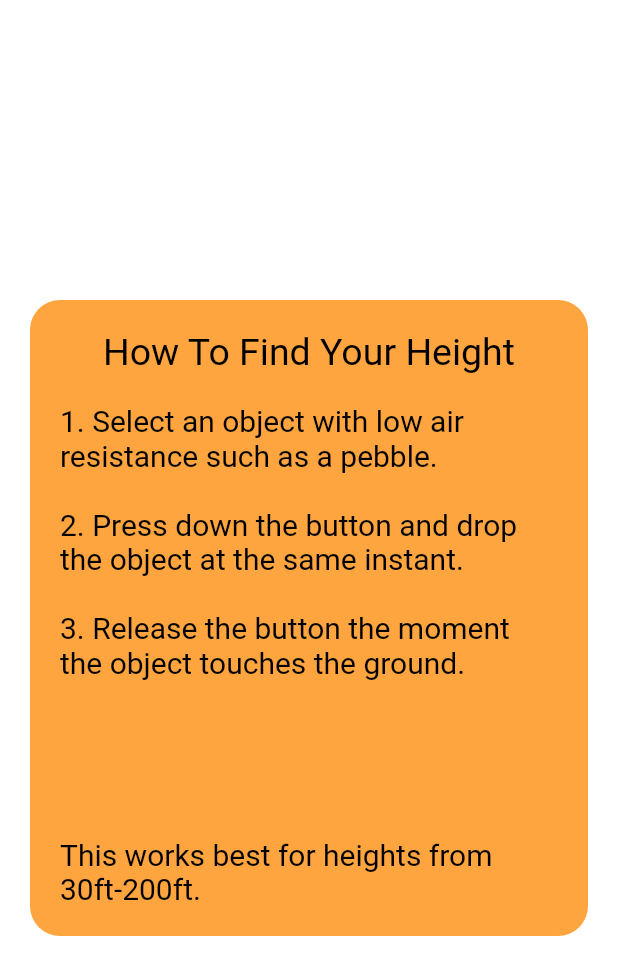
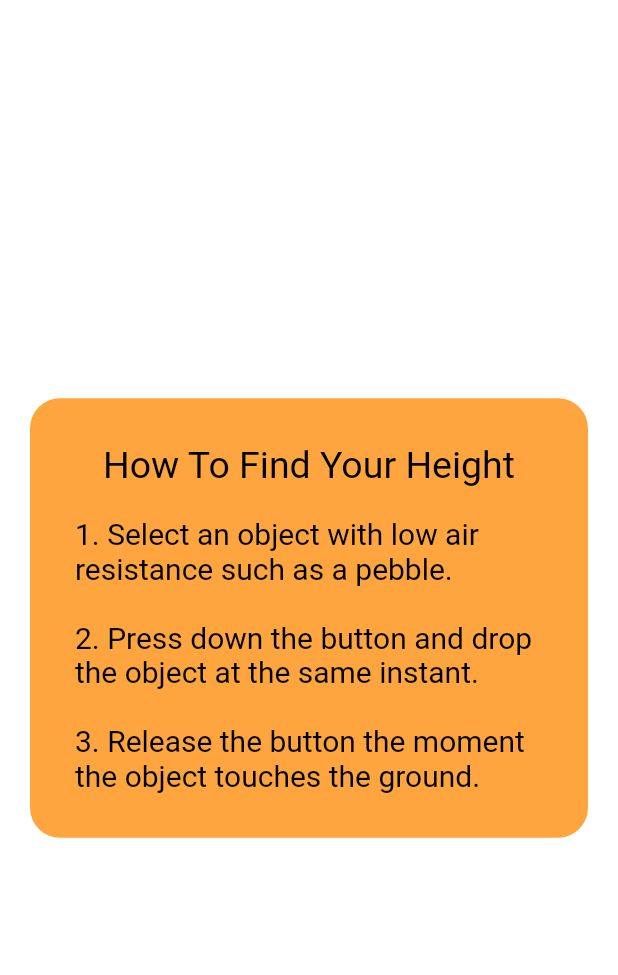
Before and after one commit to JaredTeter/height_finder, a Flutter app: the Instructions screen opened by its route, on a phone screen of 412 x 824 dp. Shown: the top 975 px of the screen. Run offline on Flutter 3.47's test engine with Material 2 defaults, Android fonts, the light colour scheme and no system bars.

Commit message:
fixed overflow of instructions text during hero animation

```diff
--- a/lib/pages/instructions_page.dart
+++ b/lib/pages/instructions_page.dart
@@ -6,14 +6,16 @@ class Instructions extends StatelessWidget {
   @override
   Widget build(BuildContext context) {
     return SafeArea(
-      child: Center(
-        child: Padding(
-          padding: const EdgeInsets.symmetric(vertical: 200.0, horizontal: 20),
-          child: Hero(
+      child: Column(
+        mainAxisAlignment: MainAxisAlignment.center,
+        children: [
+          Hero(
             tag: 'instructions',
             child: Container(
-              width: double.infinity,
-              height: double.infinity,
+              //width: double.infinity,
+              //height: double.infinity,
+              padding: const EdgeInsets.all(30.0),
+              margin: const EdgeInsets.symmetric(horizontal: 20),
               decoration: const BoxDecoration(
                 borderRadius: BorderRadius.all(Radius.circular(20)),
                 color: Color(0xffFFA53F),
@@ -23,8 +25,7 @@ class Instructions extends StatelessWidget {
                   color: Colors.black,
                   fontSize: 20,
                 ),
-                child: Padding(
-                  padding: const EdgeInsets.all(20.0),
+                child: SingleChildScrollView(
                   child: Column(
                     children: const [
                       Text(
@@ -37,15 +38,13 @@ class Instructions extends StatelessWidget {
                         "2. Press down the button and drop the object at the same instant.\n\n"
                         "3. Release the button the moment the object touches the ground.",
                       ),
-                      Spacer(),
-                      Text("This works best for heights from 30ft-200ft."),
                     ],
                   ),
                 ),
               ),
             ),
           ),
-        ),
+        ],
       ),
     );
   }
```
